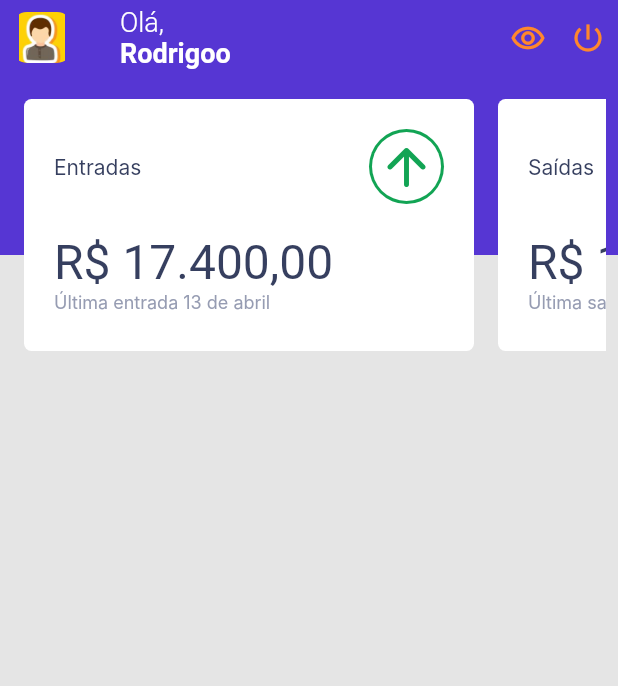
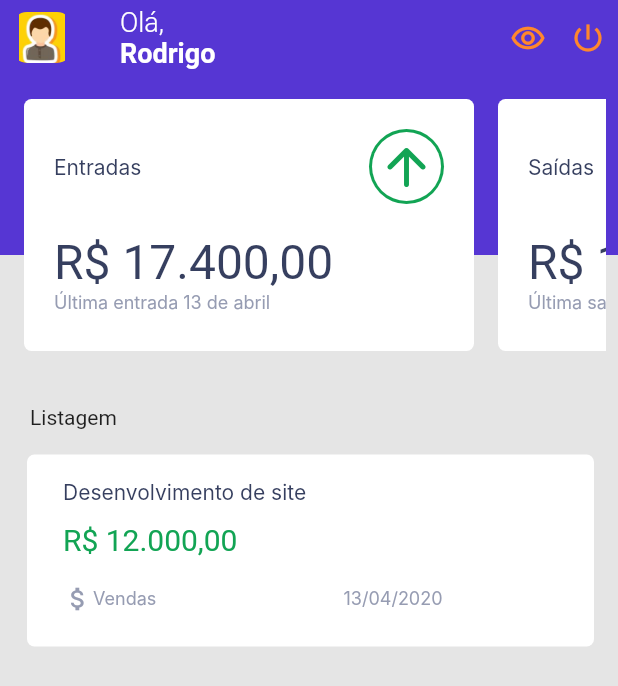
Before and after one commit to RodrigoNunesLeite/go_finances_flutter, a Flutter app: the screen it shows after launch, on a phone screen of 412 x 824 dp. Shown: the top 686 px of the screen. Run offline on Flutter 3.47's test engine with Material 2 defaults, Android fonts, the phone set to English and light mode, and no system bars; missing offline and left inert: dart:ffi; Roboto replaces fonts that are missing (Inter, Poppins).

Commit message:
listExtract

```diff
--- a/lib/screens/dashboard/bar_dash.dart
+++ b/lib/screens/dashboard/bar_dash.dart
@@ -38,7 +38,7 @@ class BarDash extends StatelessWidget implements PreferredSizeWidget {
                 decoration:TextDecoration.none,
                 fontWeight: FontWeight.w300,
               )),
-          Text('Rodrigoo',
+          Text('Rodrigo',
               style: TextStyle(
                 color: Color(0xFFFFFFFF),
                 fontSize: 18.0,
--- a/lib/screens/dashboard/body_dashboard.dart
+++ b/lib/screens/dashboard/body_dashboard.dart
@@ -1,6 +1,7 @@
 import 'package:flutter/cupertino.dart';
 
 import 'cards/cards_menu.dart';
+import 'extract/extract.dart';
 
 class BodyDashboard extends StatelessWidget{
   @override
@@ -9,6 +10,7 @@ class BodyDashboard extends StatelessWidget{
     return Center(child: Column(
       children: [
         CardsMenu(),
+        Extract(),
       ],
     ));
       /*
--- /dev/null
+++ b/lib/screens/dashboard/extract/extract.dart
@@ -0,0 +1,35 @@
+import 'package:flutter/material.dart';
+
+import 'list/list_itens_extract.dart';
+
+
+class Extract extends StatelessWidget {
+  @override
+  Widget build(BuildContext context) {
+    // TODO: implement build
+    return Container(
+        child: Column(
+        mainAxisAlignment: MainAxisAlignment.start,
+        crossAxisAlignment: CrossAxisAlignment.start,
+        children: [
+        Padding(
+           padding: EdgeInsets.only(top: 20,left: 20),
+           child: Row(
+             mainAxisAlignment: MainAxisAlignment.start,
+             children: [
+               Text(
+                 'Listagem',
+                 textDirection: TextDirection.ltr,
+               ),
+             ],
+           ),
+        ),
+          Padding(
+            padding: EdgeInsets.only(top: 1,left: 2),
+            child: ListItensExtract(),
+          ),
+      ],
+        ),
+    );
+  }
+}
--- /dev/null
+++ b/lib/screens/dashboard/extract/list/list_itens.dart
@@ -0,0 +1,148 @@
+import 'package:flutter/material.dart';
+import 'package:intl/intl.dart';
+import 'dart:core';
+
+class ListItens extends StatelessWidget {
+
+  NumberFormat formatter = NumberFormat("00.00000");
+
+  late int backgroundCardColor;
+  late String cardTitle;
+  late IconData iconCard;
+  late int iconColor;
+  late int circleIconBackgroundColor;
+  late int circleIconColor;
+  late double  valorPrincipal;
+  late String subTitle;
+  late String valorPrincipalFormatado;
+  late int titleColor;
+  late int valueColor;
+  late int subtitleColor;
+  late String moveDate;
+
+  ListItens({
+    required this.backgroundCardColor,
+    required this.cardTitle,
+    required this.iconCard,
+    required this.iconColor,
+    required this.valorPrincipal,
+    required this.subTitle,
+    required this.circleIconBackgroundColor,
+    required this.circleIconColor,
+    required this.titleColor,
+    required this.valueColor,
+    required this.subtitleColor,
+    required this.moveDate,
+  });
+
+  main() {
+    String valorPrincipalFormatado =  getCurrency();
+  }
+
+  String getCurrency() {
+    NumberFormat formatter = NumberFormat.simpleCurrency(locale: 'pt_BR');
+    return formatter.format(valorPrincipal);
+  }
+
+
+
+@override
+  Widget build(BuildContext context) {
+
+  String valorPrincipalFormatado =  getCurrency();
+
+    return Padding(
+      padding: const EdgeInsets.all(8.0),
+      child: Container(
+        width: 327.0,
+        height: 128.0,
+        decoration: BoxDecoration(
+          borderRadius: BorderRadius.circular(5),
+          color: Color(backgroundCardColor),
+        ),
+        child: Padding(
+          padding: const EdgeInsets.only(top: 16, left: 24),
+          child: Column(
+            children: [
+              Row(
+                crossAxisAlignment: CrossAxisAlignment.center,
+                mainAxisAlignment: MainAxisAlignment.spaceBetween,
+                children:  [
+                  Text(
+                    cardTitle,
+                    style: TextStyle(
+                      fontFamily: 'Inter',
+                      fontSize: 14,
+                      decoration:TextDecoration.none,
+                      fontWeight: FontWeight.w400,
+                      color: Color(titleColor),
+                      fontStyle: FontStyle.normal,
+                    ),
+                  ),
+
+
+                ],
+              ),
+              Padding(
+                padding: const EdgeInsets.only(top: 12),
+                child: Row(
+                  children: [
+                    Text(
+                      '$valorPrincipalFormatado',
+                      style: TextStyle(
+                        fontFamily: 'Poppins',
+                        fontSize: 20,
+                        decoration:TextDecoration.none,
+                        fontWeight: FontWeight.w400,
+                        color: Color(valueColor),
+                        fontStyle: FontStyle.normal,
+                      ),
+                    ),
+                  ],
+                ),
+              ),
+              Padding(
+                padding: const EdgeInsets.only(top: 18),
+                child: Row(
+                  mainAxisAlignment: MainAxisAlignment.spaceBetween,
+                  children: [
+                    Icon(
+                      iconCard,
+                      color: Color(iconColor),
+                      size: 20,
+                    ),
+                    Expanded(child: Text(
+                      subTitle,
+                      style: TextStyle(
+                        fontFamily: 'Inter',
+                        fontSize: 12,
+                        decoration:TextDecoration.none,
+                        fontWeight: FontWeight.w400,
+                        color: Color(subtitleColor),
+                        fontStyle: FontStyle.normal,
+                      ),
+                    ),),
+
+                    Expanded(
+                      child: Text(
+                        moveDate,
+                        style: TextStyle(
+                          fontFamily: 'Inter',
+                          fontSize: 12,
+                          decoration:TextDecoration.none,
+                          fontWeight: FontWeight.w400,
+                          color: Color(subtitleColor),
+                          fontStyle: FontStyle.normal,
+                        ),
+                      ),
+                    ),
+                  ],
+                ),
+              ),
+            ],
+          ),
+        ),
+      ),
+    );
+  }
+}
--- /dev/null
+++ b/lib/screens/dashboard/extract/list/list_itens_extract.dart
@@ -0,0 +1,33 @@
+import 'package:flutter/material.dart';
+
+import 'list_itens.dart';
+
+class ListItensExtract extends StatelessWidget{
+
+
+  @override
+  Widget build(BuildContext context) {
+    // TODO: implement build
+    return ListView(
+      shrinkWrap: true,
+      padding: const EdgeInsets.all(8),
+      scrollDirection: Axis.vertical,
+      children: <Widget>[
+        ListItens(
+          backgroundCardColor: 0xFFFFFFFF,
+          cardTitle: "Desenvolvimento de site",
+          titleColor:0xFF363F5F,
+          valorPrincipal: 12000.00,
+          valueColor: 0xFF12A454,
+          subTitle: 'Vendas',
+          subtitleColor: 0xFF969CB2,
+          iconCard: Icons.attach_money,
+          iconColor: 0xFF969CB2,
+          circleIconBackgroundColor: 0xFFDD2D82,
+          circleIconColor:0xFFDD2D82,
+          moveDate: '13/04/2020',
+        ),
+      ],
+    );
+  }
+}
```
